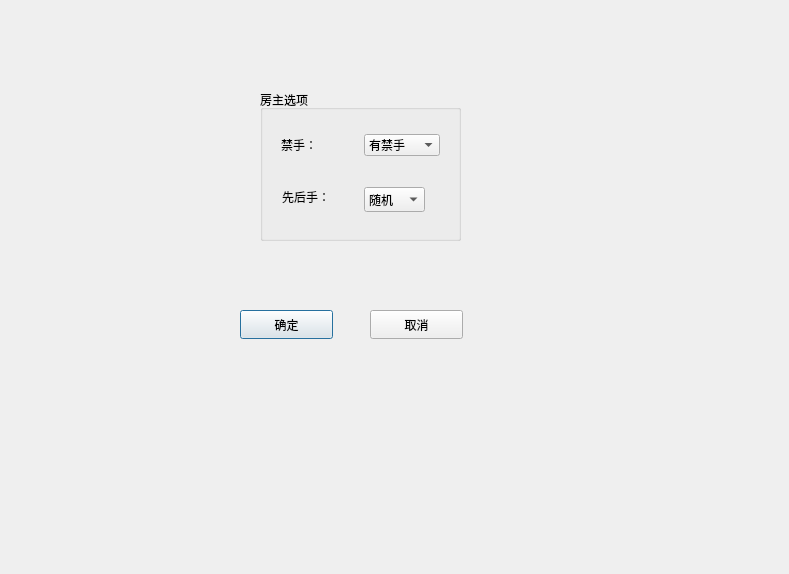
The window that openhousedialog.ui (lgb666666661/Gobang) describes before a commit, drawn with Qt 5.
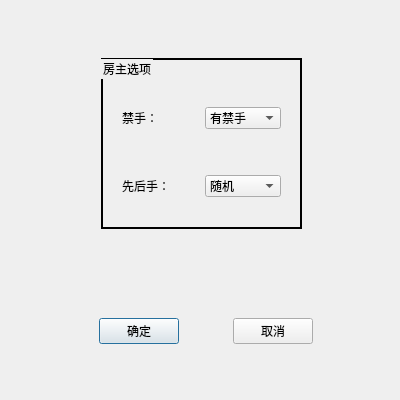
The same window after the commit.

```diff
--- a/openhousedialog.ui
+++ b/openhousedialog.ui
@@ -9,34 +9,105 @@
             <rect>
                 <x>0</x>
                 <y>0</y>
-                <width>789</width>
-                <height>574</height>
+    <width>400</width>
+    <height>400</height>
             </rect>
         </property>
         <property name="minimumSize">
             <size>
-                <width>789</width>
-                <height>572</height>
+    <width>400</width>
+    <height>400</height>
             </size>
         </property>
         <property name="maximumSize">
             <size>
-                <width>789</width>
-                <height>574</height>
+    <width>400</width>
+    <height>400</height>
             </size>
         </property>
         <property name="windowTitle">
             <string>选项</string>
         </property>
+  <widget class="QWidget" name="widget_3" native="true">
+   <property name="geometry">
+    <rect>
+     <x>50</x>
+     <y>310</y>
+     <width>312</width>
+     <height>42</height>
+    </rect>
+   </property>
+   <layout class="QHBoxLayout" name="horizontalLayout">
+    <item>
+     <spacer name="horizontalSpacer">
+      <property name="orientation">
+       <enum>Qt::Horizontal</enum>
+      </property>
+      <property name="sizeHint" stdset="0">
+       <size>
+        <width>40</width>
+        <height>20</height>
+       </size>
+      </property>
+     </spacer>
+    </item>
+    <item>
+     <widget class="QPushButton" name="okButton">
+      <property name="text">
+       <string>确定</string>
+      </property>
+     </widget>
+    </item>
+    <item>
+     <spacer name="horizontalSpacer_3">
+      <property name="orientation">
+       <enum>Qt::Horizontal</enum>
+      </property>
+      <property name="sizeHint" stdset="0">
+       <size>
+        <width>40</width>
+        <height>20</height>
+       </size>
+      </property>
+     </spacer>
+    </item>
+    <item>
+     <widget class="QPushButton" name="cancelButton">
+      <property name="text">
+       <string>取消</string>
+      </property>
+     </widget>
+    </item>
+    <item>
+     <spacer name="horizontalSpacer_2">
+      <property name="orientation">
+       <enum>Qt::Horizontal</enum>
+      </property>
+      <property name="sizeHint" stdset="0">
+       <size>
+        <width>40</width>
+        <height>20</height>
+       </size>
+      </property>
+     </spacer>
+    </item>
+   </layout>
+  </widget>
         <widget class="QGroupBox" name="groupBox">
             <property name="geometry">
                 <rect>
-                    <x>260</x>
-                    <y>90</y>
+     <x>101</x>
+     <y>58</y>
                     <width>201</width>
-                    <height>151</height>
-                </rect>
-            </property>
+     <height>171</height>
+    </rect>
+   </property>
+   <property name="styleSheet">
+    <string notr="true">#groupBox{
+border:2px solid rgb(0,0,0);
+}
+</string>
+   </property>
             <property name="title">
                 <string>房主选项</string>
             </property>
@@ -76,28 +147,16 @@
                 </item>
                 <item>
                     <widget class="QWidget" name="widget_2" native="true">
+      <layout class="QHBoxLayout" name="horizontalLayout_3">
+       <item>
                         <widget class="QLabel" name="label_2">
-                            <property name="geometry">
-                                <rect>
-                                    <x>10</x>
-                                    <y>10</y>
-                                    <width>69</width>
-                                    <height>20</height>
-                                </rect>
-                            </property>
                             <property name="text">
                                 <string>先后手：</string>
                             </property>
                         </widget>
+       </item>
+       <item>
                         <widget class="QComboBox" name="colorCombolBox">
-                            <property name="geometry">
-                                <rect>
-                                    <x>92</x>
-                                    <y>10</y>
-                                    <width>61</width>
-                                    <height>25</height>
-                                </rect>
-                            </property>
                             <item>
                                 <property name="text">
                                     <string>随机</string>
@@ -114,35 +173,11 @@
                                 </property>
                             </item>
                         </widget>
-                    </widget>
                 </item>
             </layout>
         </widget>
-        <widget class="QPushButton" name="okButton">
-            <property name="geometry">
-                <rect>
-                    <x>240</x>
-                    <y>310</y>
-                    <width>93</width>
-                    <height>29</height>
-                </rect>
-            </property>
-            <property name="text">
-                <string>确定</string>
-            </property>
-        </widget>
-        <widget class="QPushButton" name="cancelButton">
-            <property name="geometry">
-                <rect>
-                    <x>370</x>
-                    <y>310</y>
-                    <width>93</width>
-                    <height>29</height>
-                </rect>
-            </property>
-            <property name="text">
-                <string>取消</string>
-            </property>
+    </item>
+   </layout>
         </widget>
     </widget>
     <resources/>
```
Lines whose indentation alone changed are shown as unchanged.
